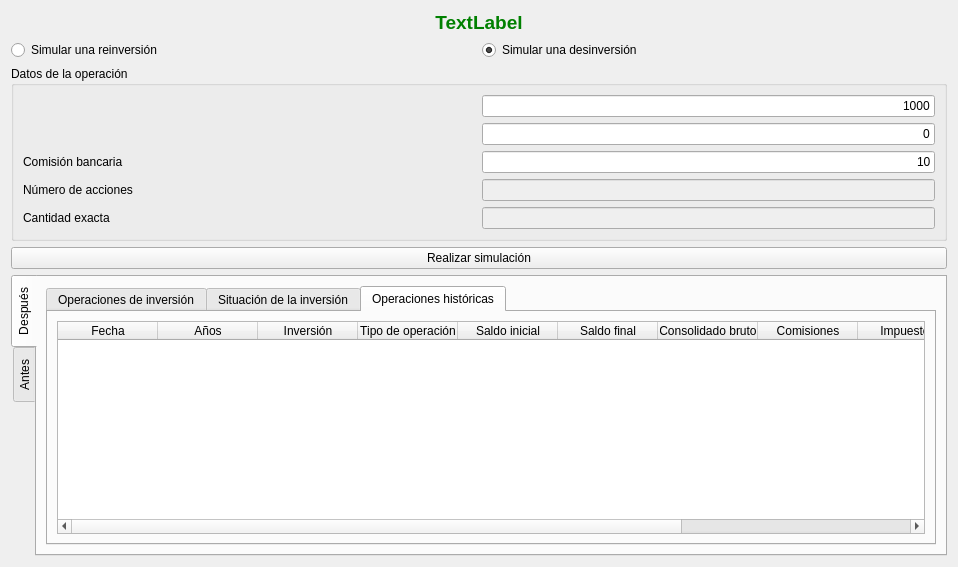
First picture: the form in ui/wdgDesReinversion.ui, repository turulomio/xulpymoney, before the edit.
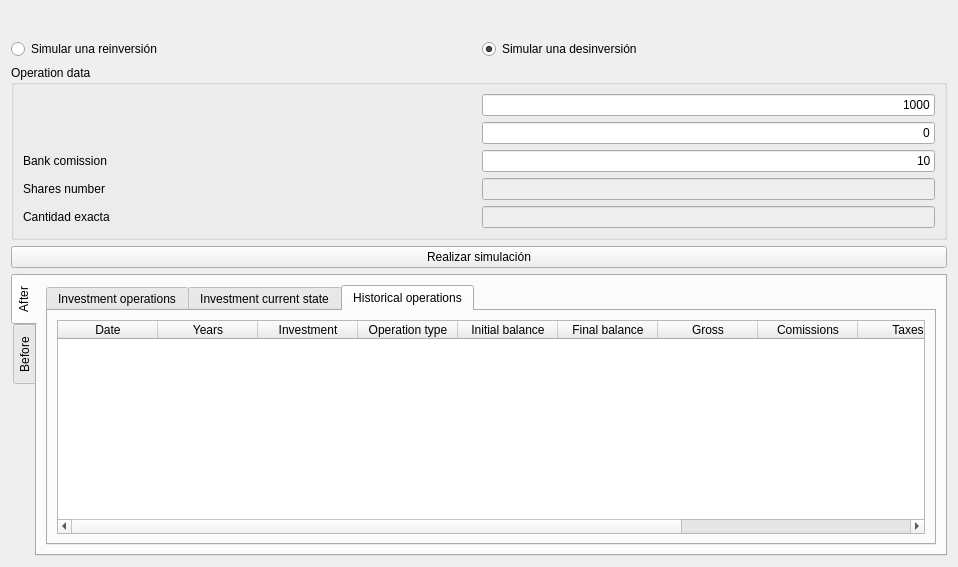
Second picture: the form after the edit. The open tabs and pages were chosen to show the change. Icons and pictures are not drawn. Custom widgets are drawn as their Qt base class.

Commit message: New years, month, days string. Asked in #15. Improved translation

Diff of the .ui file:
```diff
--- a/ui/wdgDesReinversion.ui
+++ b/ui/wdgDesReinversion.ui
@@ -29,9 +29,6 @@
        <property name="styleSheet">
         <string notr="true">color: rgb(0, 128, 0);</string>
        </property>
-       <property name="text">
-        <string>TextLabel</string>
-       </property>
        <property name="alignment">
         <set>Qt::AlignCenter</set>
        </property>
@@ -61,7 +58,7 @@
      <item>
       <widget class="QGroupBox" name="groupBox">
        <property name="title">
-        <string>Datos de la operación</string>
+        <string>Operation data</string>
        </property>
        <layout class="QHBoxLayout" name="horizontalLayout_6">
         <item>
@@ -117,7 +114,7 @@
             <item>
              <widget class="QLabel" name="label_3">
               <property name="text">
-               <string>Comisión bancaria</string>
+               <string>Bank comission</string>
               </property>
              </widget>
             </item>
@@ -144,7 +141,7 @@
             <item>
              <widget class="QLabel" name="label_5">
               <property name="text">
-               <string>Número de acciones</string>
+               <string>Shares number</string>
               </property>
              </widget>
             </item>
@@ -221,7 +218,7 @@
        </property>
        <widget class="QWidget" name="tab_5">
         <attribute name="title">
-         <string>Después</string>
+         <string>After</string>
         </attribute>
         <layout class="QHBoxLayout" name="horizontalLayout_18">
          <item>
@@ -231,7 +228,7 @@
            </property>
            <widget class="QWidget" name="tab_9">
             <attribute name="title">
-             <string>Operaciones de inversión</string>
+             <string>Investment operations</string>
             </attribute>
             <layout class="QHBoxLayout" name="horizontalLayout_17">
              <item>
@@ -294,7 +291,7 @@
            </widget>
            <widget class="QWidget" name="Situac_2">
             <attribute name="title">
-             <string>Situación de la inversión</string>
+             <string>Investment current state</string>
             </attribute>
             <layout class="QHBoxLayout" name="horizontalLayout_15">
              <item>
@@ -362,7 +359,7 @@
            </widget>
            <widget class="QWidget" name="tab_8">
             <attribute name="title">
-             <string>Operaciones históricas</string>
+             <string>Historical operations</string>
             </attribute>
             <layout class="QHBoxLayout" name="horizontalLayout_16">
              <item>
@@ -384,52 +381,52 @@
                </attribute>
                <column>
                 <property name="text">
-                 <string>Fecha</string>
+                 <string>Date</string>
                 </property>
                </column>
                <column>
                 <property name="text">
-                 <string>Años</string>
+                 <string>Years</string>
                 </property>
                </column>
                <column>
                 <property name="text">
-                 <string>Inversión</string>
+                 <string>Investment</string>
                 </property>
                </column>
                <column>
                 <property name="text">
-                 <string>Tipo de operación</string>
+                 <string>Operation type</string>
                 </property>
                </column>
                <column>
                 <property name="text">
-                 <string>Saldo inicial</string>
+                 <string>Initial balance</string>
                 </property>
                </column>
                <column>
                 <property name="text">
-                 <string>Saldo final</string>
+                 <string>Final balance</string>
                 </property>
                </column>
                <column>
                 <property name="text">
-                 <string>Consolidado bruto</string>
+                 <string>Gross</string>
                 </property>
                </column>
                <column>
                 <property name="text">
-                 <string>Comisiones</string>
+                 <string>Comissions</string>
                 </property>
                </column>
                <column>
                 <property name="text">
-                 <string>Impuestos</string>
+                 <string>Taxes</string>
                 </property>
                </column>
                <column>
                 <property name="text">
-                 <string>Consolidado neto</string>
+                 <string>Net</string>
                 </property>
                </column>
                <column>
@@ -447,7 +444,7 @@
        </widget>
        <widget class="QWidget" name="tab_6">
         <attribute name="title">
-         <string>Antes</string>
+         <string>Before</string>
         </attribute>
         <layout class="QHBoxLayout" name="horizontalLayout_19">
          <item>
```
Left out of the diff: 30 changed lines with no effect on the pictures. The commit also changes 8 other files.
